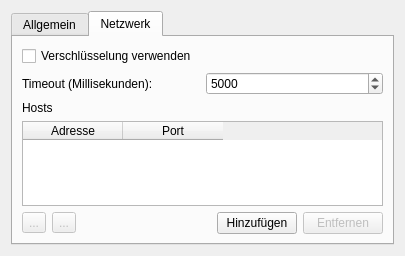
KDE/simon, file simon/src/RecognitionControl/networksettingsdlg.ui: the form before one commit.
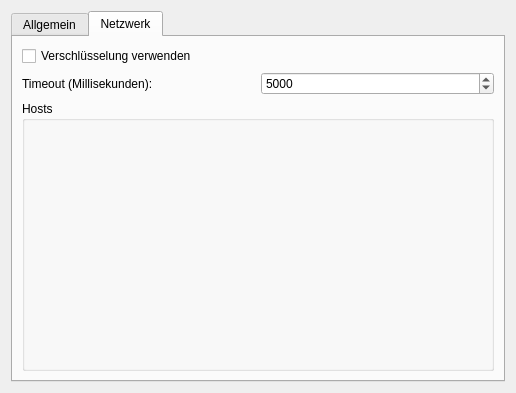
The form after the commit. The open tabs and pages were chosen to show the change. Icons and pictures are not drawn. Custom widgets are drawn as their Qt base class.

Commit message: Port to KConfig XT

What changed in the file:
```diff
--- a/simon/src/RecognitionControl/networksettingsdlg.ui
+++ b/simon/src/RecognitionControl/networksettingsdlg.ui
@@ -5,8 +5,8 @@
    <rect>
     <x>0</x>
     <y>0</y>
-    <width>405</width>
-    <height>256</height>
+    <width>516</width>
+    <height>393</height>
    </rect>
   </property>
   <property name="windowTitle" >
@@ -137,8 +137,8 @@
         </layout>
        </item>
        <item>
-        <widget class="QLabel" name="lbHosts" >
-         <property name="text" >
+        <widget class="KEditListBox" name="kcfg_JuliusdServers" >
+         <property name="title" >
           <string>Hosts</string>
          </property>
          <property name="buddy" >
@@ -146,86 +146,6 @@
          </property>
         </widget>
        </item>
-       <item>
-        <widget class="SimonTableWidget" name="twJuliusAddresses" >
-         <property name="alternatingRowColors" >
-          <bool>true</bool>
-         </property>
-         <property name="selectionMode" >
-          <enum>QAbstractItemView::SingleSelection</enum>
-         </property>
-         <property name="selectionBehavior" >
-          <enum>QAbstractItemView::SelectRows</enum>
-         </property>
-         <column>
-          <property name="text" >
-           <string>Adresse</string>
-          </property>
-         </column>
-         <column>
-          <property name="text" >
-           <string>Port</string>
-          </property>
-         </column>
-        </widget>
-       </item>
-       <item>
-        <layout class="QHBoxLayout" >
-         <item>
-          <widget class="QToolButton" name="tbMoveUp" >
-           <property name="enabled" >
-            <bool>false</bool>
-           </property>
-           <property name="text" >
-            <string>...</string>
-           </property>
-          </widget>
-         </item>
-         <item>
-          <widget class="QToolButton" name="tbMoveDown" >
-           <property name="enabled" >
-            <bool>false</bool>
-           </property>
-           <property name="text" >
-            <string>...</string>
-           </property>
-          </widget>
-         </item>
-         <item>
-          <spacer>
-           <property name="orientation" >
-            <enum>Qt::Horizontal</enum>
-           </property>
-           <property name="sizeHint" stdset="0" >
-            <size>
-             <width>40</width>
-             <height>20</height>
-            </size>
-           </property>
-          </spacer>
-         </item>
-         <item>
-          <widget class="KPushButton" name="pbAddAddress" >
-           <property name="enabled" >
-            <bool>true</bool>
-           </property>
-           <property name="text" >
-            <string>Hinzufügen</string>
-           </property>
-          </widget>
-         </item>
-         <item>
-          <widget class="KPushButton" name="pbDeleteAddress" >
-           <property name="enabled" >
-            <bool>false</bool>
-           </property>
-           <property name="text" >
-            <string>Entfernen</string>
-           </property>
-          </widget>
-         </item>
-        </layout>
-       </item>
       </layout>
      </widget>
     </widget>
@@ -233,27 +153,22 @@
   </layout>
  </widget>
  <customwidgets>
+  <customwidget>
+   <class>KEditListBox</class>
+   <extends>QGroupBox</extends>
+   <header>keditlistbox.h</header>
+  </customwidget>
   <customwidget>
    <class>KLineEdit</class>
    <extends>QLineEdit</extends>
    <header>klineedit.h</header>
   </customwidget>
-  <customwidget>
-   <class>KPushButton</class>
-   <extends>QPushButton</extends>
-   <header>kpushbutton.h</header>
-  </customwidget>
   <customwidget>
    <class>KTabWidget</class>
    <extends>QTabWidget</extends>
    <header>ktabwidget.h</header>
    <container>1</container>
   </customwidget>
-  <customwidget>
-   <class>SimonTableWidget</class>
-   <extends>QTableWidget</extends>
-   <header>simontablewidget.h</header>
-  </customwidget>
  </customwidgets>
  <connections/>
 </ui>
```
Left out of the diff: 20 changed lines with no effect on the pictures. The commit also changes 44 other files.
